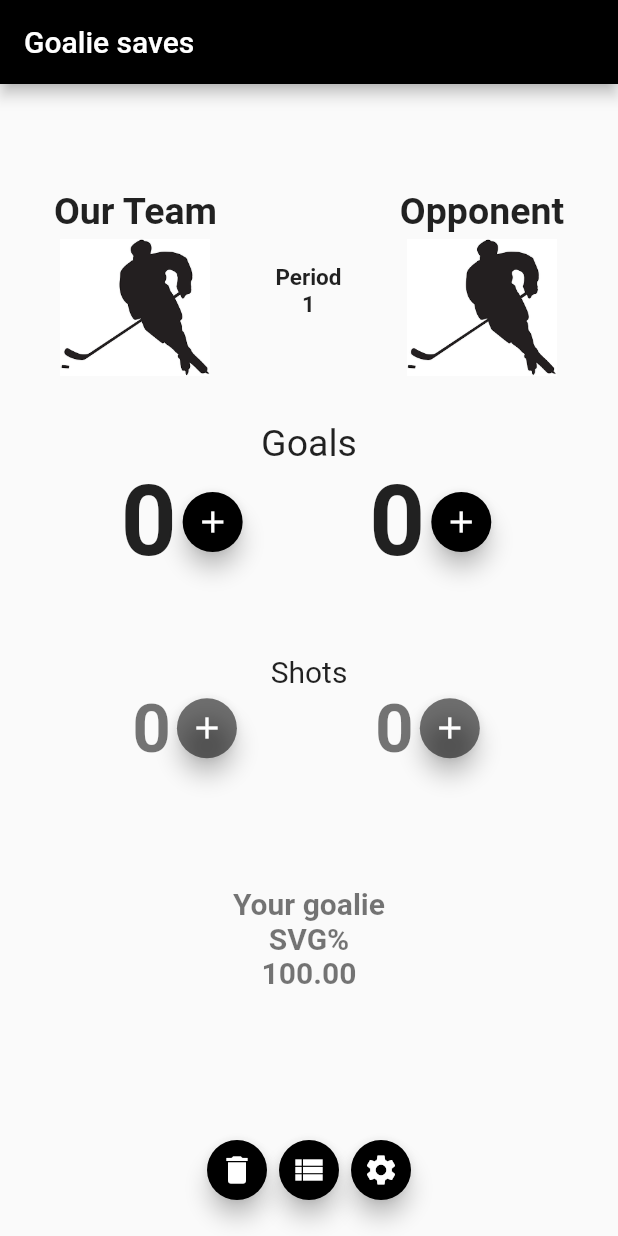
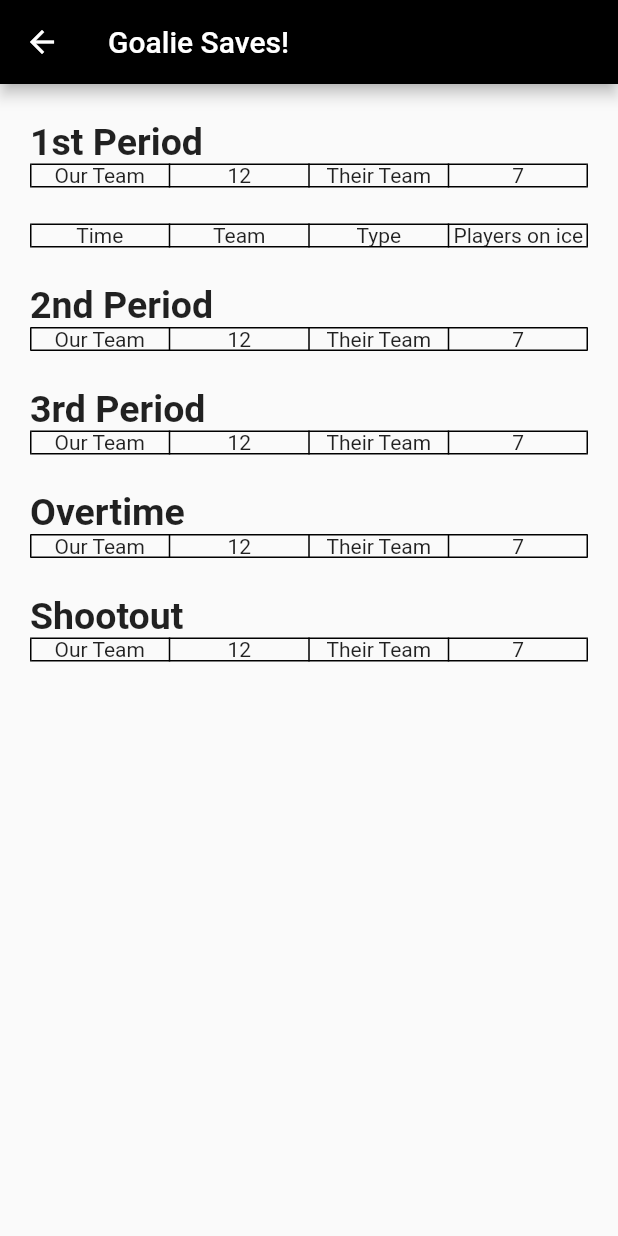
Before and after one commit to werntzp/goalie-saves, a Flutter app: the screen it shows after launch, after a tap on the "view list" icon, on a phone screen of 412 x 824 dp. Run offline on Flutter 3.47's test engine with Material 2 defaults, Android fonts, the phone set to English and light mode, and no system bars; our stand-ins replace flutter_time_picker_spinner, image_picker, shared_preferences.

Commit message:
Refactoring to track home and away

```diff
--- a/lib/game_screen.dart
+++ b/lib/game_screen.dart
@@ -5,11 +5,10 @@ import "package:shared_preferences/shared_preferences.dart";
 import "package:path_provider/path_provider.dart";
 import "dart:io";
 import "shared.dart";
+import "summary_screen.dart";
 
 class GameScreen extends StatefulWidget{
-  GameScreen({Key key, this.title}) : super(key: key);
-
-  final String title;
+  GameScreen({Key key}) : super(key: key);
 
   @override
   _GameScreenState createState() => _GameScreenState();
@@ -22,21 +21,25 @@ class _GameScreenState extends State<GameScreen> {
   static const int SHOTS = 1;
   static const int UP = 0;
   static const int DOWN = 1;
-  final String _logo = "images/opp_logo.png";
+  final String _defaultLogo = "images/opp_logo.png";
   enumPeriodType _period = enumPeriodType.one;
-  int _ourGoals = 0;
-  int _theirGoals = 0;
-  int _ourShots = 0;
-  int _theirShots = 0;
-  double _svg = 100.00;
-  String _displaySvg = "100.00";
-  String _ourTeamName = "";
-  String _theirTeamName = "Opponent";
+  int _homeGoals = 0;
+  int _awayGoals = 0;
+  int _homeShots = 0;
+  int _awayShots = 0;
+  double _homeSvg = 100.00;
+  double _awaySvg = 100.00;
+  String _homeDisplaySvg = "100.00";
+  String _awayDisplaySvg = "100.00";
+  String _homeTeamName = "Team 1";
+  String _awayTeamName = "Team 2";
   String _displayPeriod = "1";
   String _path = "";
   Directory _directory;
-  String _file = "logo.png";
-  File _imageFile;
+  String _homeLogoName = "home_logo.png";
+  String _awayLogoName = "away_logo.png";
+  File _homeLogoFile;
+  File _awayLogoFile;
   List<Goal> _goals = <Goal>[];
   bool _isSwitched = false;
 
@@ -61,50 +64,79 @@ class _GameScreenState extends State<GameScreen> {
   // clear out all the values
   void _reset() {
     setState(() {
-      _ourGoals = 0;
-      _theirGoals = 0;
-      _ourShots = 0;
-      _theirShots = 0;
-      _svg = 100.00;
-      _displaySvg = "100.00";
+      _homeGoals = 0;
+      _awayGoals = 0;
+      _homeShots = 0;
+      _awayShots = 0;
+      _homeSvg = 100.00;
+      _awaySvg = 100.00;
+      _homeDisplaySvg = "100.00";
+      _awayDisplaySvg = "100.00";
     }
     );
   }
 
-  // get a handle to the logo file
-  Future<File> get _logoFile async {
-    return File("$_path/$_file");
+  // get a handle to the home team's logo
+  Future<File> get _getHomeTeamlogoFile async {
+    return File("$_path/$_homeLogoName");
   }
 
-  // decide whether to fill the logo image with the default one,
-  // or a user selected image
-  Widget _teamLogo() {
-    if (_imageFile == null) {
-      return Image.asset("$_logo", width: 100, height: 100,);
+  // get a handle to the away team's logo
+  Future<File> get _getAwayTeamlogoFile async {
+    return File("$_path/$_awayLogoName");
+  }
+
+  // if no custom logo, use default one for home team
+  Widget _homeTeamLogo() {
+    if (_homeLogoFile == null) {
+      return Image.asset("$_defaultLogo", width: 100, height: 100,);
     } else {
       imageCache.clear();
-      return Image.file(_imageFile, width: 100, height: 100,);
+      return Image.file(_homeLogoFile, width: 100, height: 100,);
     }
   }
 
-  // load team name (otherwise just use a default string)
+  // if no custom logo, use default one for away team
+  Widget _awayTeamLogo() {
+    if (_homeLogoFile == null) {
+      return Image.asset("$_defaultLogo", width: 100, height: 100,);
+    } else {
+      imageCache.clear();
+      return Image.file(_awayLogoFile, width: 100, height: 100,);
+    }
+  }
+
+  // load any custom details
   void _load() async {
     SharedPreferences prefs = await SharedPreferences.getInstance();
     _directory = await getApplicationDocumentsDirectory();
     _path = _directory.path;
     String extra = "no";
 
-    if (await File("$_path/$_file").exists() == true) {
-      _imageFile = await _logoFile;
+    // home team logo
+    if (await File("$_path/$_homeLogoName").exists() == true) {
+      _homeLogoFile = await _getHomeTeamlogoFile;
     }
     else {
-      _imageFile = null;
+      _homeLogoFile = null;
     }
 
+    // away team logo
+    if (await File("$_path/$_homeLogoName").exists() == true) {
+      _awayLogoFile = await _getAwayTeamlogoFile;
+    }
+    else {
+      _awayLogoFile = null;
+    }
+
+    // are we asking for extra goal info (time and players on ice)?
     extra = (prefs.getString("extra") ?? "no");
 
     setState(() {
-      _ourTeamName = (prefs.getString("teamname") ?? "Our Team");
+      // custom team names (if set)
+      _homeTeamName = (prefs.getString("home_team_name") ?? "Team 1");
+      _awayTeamName = (prefs.getString("away_team_name") ?? "Team 2");
+      // if asking for extra info, set boolean flag
       if (extra == "yes") {
         _isSwitched = true;
       }
@@ -114,7 +146,7 @@ class _GameScreenState extends State<GameScreen> {
     });
   }
 
-  // move to the settings dialog page; upon return, if we have a name returned, update it
+  // move to the settings dialog page; upon return, if we made changes, need to update everything
   void _settings() async {
     final result = await Navigator.push(
       context,
@@ -128,7 +160,7 @@ class _GameScreenState extends State<GameScreen> {
   }
 
   // instead of just incrementing goal, bring up screen to get more details about it
-  void _addGoalExtra() async {
+  void _addHomeGoalExtra() async {
     SharedPreferences prefs = await SharedPreferences.getInstance();
     prefs.setString("period", _displayPeriod);
 
@@ -137,13 +169,44 @@ class _GameScreenState extends State<GameScreen> {
       MaterialPageRoute(builder: (context) => GoalsScreen()),
     );
     if (result != null) {
-      _goals.add(result);
+      setState(() {
+        _goals.add(result);
+        _homeGoals = restrictNumber(UP, _homeGoals);
+        if (_homeShots < _homeGoals) {
+          _homeShots = _homeGoals;
+        }
+      });
     }
   }
 
-  // export all the shots, goals, etc. to a CSV
-  void _gameSummary() {
-    // E_NOTIMPL
+  // instead of just incrementing goal, bring up screen to get more details about it
+  void _addAwayGoalExtra() async {
+    SharedPreferences prefs = await SharedPreferences.getInstance();
+    prefs.setString("period", _displayPeriod);
+
+    final result = await Navigator.push(
+      context,
+      MaterialPageRoute(builder: (context) => GoalsScreen()),
+    );
+    if (result != null) {
+      setState(() {
+        _goals.add(result);
+        _awayGoals = restrictNumber(UP, _awayGoals);
+        if (_awayShots < _awayGoals) {
+          _awayShots = _awayGoals;
+        }
+      });
+    }
+  }
+
+  // go to the game summary screen
+  void _gameSummary() async {
+
+    Navigator.push(
+      context,
+      MaterialPageRoute(builder: (context) => SummaryScreen()),
+    );
+
   }
 
   // cycle through values for the game period (1,2,3,OT, or SO)
@@ -175,44 +238,54 @@ class _GameScreenState extends State<GameScreen> {
 
   // as goals or shots change, update the goalie's save percentage
   void _updateSavePercentage() {
-    if (_theirShots < _theirGoals) {
-      _theirShots = _theirGoals;
-    }
-    _svg = ((_theirShots - _theirGoals) / _theirShots) * 100.00;
-    _displaySvg = _svg.toStringAsFixed(2);
+    _homeSvg = ((_awayShots - _awayGoals) / _awayShots) * 100.00;
+    _homeDisplaySvg = _homeSvg.toStringAsFixed(2);
+    _awaySvg = ((_homeShots - _homeGoals) / _homeShots) * 100.00;
+    _awayDisplaySvg = _awaySvg.toStringAsFixed(2);
+
   }
 
   // function to go up or down in goals and shots
-  void _incrementOurShots() {
-    _update(enumTeamType.ours, SHOTS, UP);
+  void _incrementHomeShots() {
+    _update(enumTeamType.home, SHOTS, UP);
   }
-  void _decrementOurShots() {
-    _update(enumTeamType.ours, SHOTS, DOWN);
+  void _decrementHomeShots() {
+    _update(enumTeamType.home, SHOTS, DOWN);
   }
-  void _incrementOurGoals() {
-    _update(enumTeamType.ours, GOALS, UP);
+  void _addHomeGoalSimple() {
+    _update(enumTeamType.home, GOALS, UP);
   }
-  void _decrementOurGoals() {
-    _update(enumTeamType.ours, GOALS, DOWN);
+  void _decrementHomeGoals() {
+    _update(enumTeamType.home, GOALS, DOWN);
   }
-  void _incrementTheirShots() {
-    _update(enumTeamType.theirs, SHOTS, UP);
+  void _incrementAwayShots() {
+    _update(enumTeamType.away, SHOTS, UP);
   }
-  void _decrementTheirShots() {
-    _update(enumTeamType.theirs, SHOTS, DOWN);
+  void _decrementAwayShots() {
+    _update(enumTeamType.away, SHOTS, DOWN);
   }
-  void _incrementTheirGoals() {
-    _update(enumTeamType.theirs, GOALS, UP);
+  void _addAwayGoalSimple() {
+    _update(enumTeamType.away, GOALS, UP);
   }
-  void _decrementTheirGoals() {
-    _update(enumTeamType.theirs, GOALS, DOWN);
+  void _decrementAwayGoals() {
+    _update(enumTeamType.away, GOALS, DOWN);
   }
 
-  Widget _goalsActionButton() {
+  // decide what happens when they want to add a goal (simple or get extra info)
+  Widget _homeGoalsActionButton() {
     if (_isSwitched) {
-      return FloatingActionButton(heroTag: "fab1", onPressed: _addGoalExtra, backgroundColor: Colors.black, tooltip: "Add Goal", mini: true, child: Icon(Icons.add));
+      return FloatingActionButton(heroTag: "fab1", onPressed: _addHomeGoalExtra, backgroundColor: Colors.black, tooltip: "Add Goal", mini: true, child: Icon(Icons.add));
     } else {
-      return FloatingActionButton(heroTag: "fab1", onPressed: _incrementOurGoals, backgroundColor: Colors.black, tooltip: "Add Goal", mini: true, child: Icon(Icons.add));
+      return FloatingActionButton(heroTag: "fab1", onPressed: _addHomeGoalSimple, backgroundColor: Colors.black, tooltip: "Add Goal", mini: true, child: Icon(Icons.add));
+    }
+  }
+
+  // decide what happens when they want to add a goal (simple or get extra info)
+  Widget _awayGoalsActionButton() {
+    if (_isSwitched) {
+      return FloatingActionButton(heroTag: "fab2", onPressed: _addAwayGoalExtra, backgroundColor: Colors.black, tooltip: "Add Goal", mini: true, child: Icon(Icons.add));
+    } else {
+      return FloatingActionButton(heroTag: "fab2", onPressed: _addAwayGoalSimple, backgroundColor: Colors.black, tooltip: "Add Goal", mini: true, child: Icon(Icons.add));
     }
   }
 
@@ -220,24 +293,24 @@ class _GameScreenState extends State<GameScreen> {
   void _update(who, what, direction) {
     setState(() {
 
-      if ((who == enumTeamType.ours) & (what == SHOTS)) {
-        _ourShots = restrictNumber(direction, _ourShots);
+      if ((who == enumTeamType.home) & (what == SHOTS)) {
+        _homeShots = restrictNumber(direction, _homeShots);
       }
-      else if ((who == enumTeamType.ours) & (what == GOALS)) {
-        _ourGoals = restrictNumber(direction, _ourGoals);
-        if (_ourShots < _ourGoals) {
-          _ourShots = _ourGoals;
+      else if ((who == enumTeamType.home) & (what == GOALS)) {
+        _homeGoals = restrictNumber(direction, _homeGoals);
+        if (_homeShots < _homeGoals) {
+          _homeShots = _homeGoals;
         }
         // add or remove goal from the list
         if (direction == UP) {
-          Goal g = new Goal(null, enumTeamType.ours, null, _period, null);
+          Goal g = new Goal(null, enumTeamType.home, null, _period, null);
           _goals.add(g);
         }
         else {
           // start at end of list and remove last goal that is ours
           Iterable rev = _goals.reversed;
           for (Goal g in rev) {
-            if (g.team == enumTeamType.ours) {
+            if (g.team == enumTeamType.home) {
               _goals.remove(g);
               break;
             }
@@ -245,22 +318,21 @@ class _GameScreenState extends State<GameScreen> {
         }
 
       }
-      else if ((who == enumTeamType.theirs) & (what == SHOTS)) {
-        _theirShots = restrictNumber(direction, _theirShots);
-        _updateSavePercentage();
+      else if ((who == enumTeamType.away) & (what == SHOTS)) {
+        _awayShots = restrictNumber(direction, _awayShots);
       }
       else {
-        _theirGoals = restrictNumber(direction, _theirGoals);
-        if (_theirShots < _theirGoals) {
-          _theirShots = _theirGoals;
+        _awayGoals = restrictNumber(direction, _awayGoals);
+        if (_awayShots < _awayGoals) {
+          _awayShots = _awayGoals;
         }
+        // add a new goal to the list
+        Goal g = new Goal(null, enumTeamType.away, null, _period, null);
+        _goals.add(g);
+      }
 
-        // add a new goal to the list
-        Goal g = new Goal(null, enumTeamType.theirs, null, _period, null);
-        _goals.add(g);
-
-        _updateSavePercentage();
-      }
+      // always update the save percentage for both teams
+      _updateSavePercentage();
 
     });
   }
@@ -273,16 +345,30 @@ class _GameScreenState extends State<GameScreen> {
   }
 
   // main build function
-  Widget build(BuildContext context) {
+  Widget build(BuildContext xcontext) {
     return new Scaffold(
       appBar: new AppBar(
-        title: new Text("Goalie saves"),
+        title: new Text(APP_TITLE),
         backgroundColor: Colors.black,
       ),
       body: Center(
         child: Column(
           children: <Widget>[
-            Padding(padding: const EdgeInsets.all(35.0),),
+            Padding(padding: const EdgeInsets.all(15.0),),
+            IntrinsicHeight(
+              child: Row(
+                mainAxisAlignment: MainAxisAlignment.spaceEvenly,
+                children: <Widget>[
+                Container(
+                  child: Text("Home", style: TextStyle(decoration: TextDecoration.underline, fontWeight: FontWeight.bold, fontSize: 25),),
+                ),
+                Container(
+                  child: Text("Away", style: TextStyle(decoration: TextDecoration.underline, fontWeight: FontWeight.bold, fontSize: 25),),
+                ),
+                ],
+              ),
+            ),
+            Padding(padding: const EdgeInsets.all(10.0),),
             Expanded(
               child: Row(
                 mainAxisAlignment: MainAxisAlignment.spaceEvenly,
@@ -290,10 +376,10 @@ class _GameScreenState extends State<GameScreen> {
                   Container(
                       child: Column(
                         children: <Widget>[
-                          Text("$_ourTeamName", style: TextStyle(fontWeight: FontWeight.bold, fontSize: 25),),
+                          Text("$_homeTeamName", style: TextStyle(fontWeight: FontWeight.bold, fontSize: 25),),
                           FittedBox(
                             fit: BoxFit.fill,
-                            child: _teamLogo(),
+                            child: _homeTeamLogo(),
                           ),
                         ],
                       ),
@@ -314,10 +400,10 @@ class _GameScreenState extends State<GameScreen> {
                   Container(
                       child: Column(
                         children: <Widget>[
-                          Text("$_theirTeamName", style: TextStyle(fontWeight: FontWeight.bold, fontSize: 25),),
+                          Text("$_awayTeamName", style: TextStyle(fontWeight: FontWeight.bold, fontSize: 25),),
                           FittedBox(
                             fit: BoxFit.fill,
-                            child: Image.asset("$_logo", width: 100, height: 100,),
+                            child: _awayTeamLogo(),
                           ),
                         ],
                       ),
@@ -344,20 +430,20 @@ class _GameScreenState extends State<GameScreen> {
                       Container(
                             child: Row(children: <Widget>[
                               GestureDetector(
-                                onLongPress: _decrementOurGoals,
-                                child: Text("$_ourGoals", style: TextStyle(fontWeight: FontWeight.bold, fontSize: 65),),
+                                onLongPress: _decrementHomeGoals,
+                                child: Text("$_homeGoals", style: TextStyle(fontWeight: FontWeight.bold, fontSize: 65),),
                               ),
-                              _goalsActionButton(),
+                              _homeGoalsActionButton(),
                             ],
                           ),
                         ),
                         Container(
                             child: Row(children: <Widget>[
                               GestureDetector(
-                                onLongPress: _decrementTheirGoals,
-                                child: Text("$_theirGoals", style: TextStyle(fontWeight: FontWeight.bold, fontSize: 65),),
+                                onLongPress: _decrementAwayGoals,
+                                child: Text("$_awayGoals", style: TextStyle(fontWeight: FontWeight.bold, fontSize: 65),),
                               ),
-                              FloatingActionButton(heroTag: "fab2", onPressed: _incrementTheirGoals, backgroundColor: Colors.black, tooltip: "Add Goal", mini: true, child: Icon(Icons.add))
+                              _awayGoalsActionButton(),
                             ],
                           ),
                         ),
@@ -385,20 +471,20 @@ class _GameScreenState extends State<GameScreen> {
                       Container(
                         child: Row(children: <Widget>[
                           GestureDetector(
-                            onLongPress: _decrementOurShots,
-                            child: Text("$_ourShots", style: TextStyle(fontWeight: FontWeight.bold, fontSize: 45, color: Colors.black54),),
+                            onLongPress: _decrementHomeShots,
+                            child: Text("$_homeShots", style: TextStyle(fontWeight: FontWeight.bold, fontSize: 45, color: Colors.black54),),
                           ),
-                          FloatingActionButton(heroTag: "fab3", onPressed: _incrementOurShots, backgroundColor: Colors.black54, tooltip: "Add Shot", mini: true, child: Icon(Icons.add)),
+                          FloatingActionButton(heroTag: "fab3", onPressed: _incrementHomeShots, backgroundColor: Colors.black54, tooltip: "Add Shot", mini: true, child: Icon(Icons.add)),
                           ],
                         ),
                       ),
                       Container(
                         child: Row(children: <Widget>[
                           GestureDetector(
-                            onLongPress: _decrementTheirShots,
-                            child: Text("$_theirShots", style: TextStyle(fontWeight: FontWeight.bold, fontSize: 45, color: Colors.black54),),
+                            onLongPress: _decrementAwayShots,
+                            child: Text("$_awayShots", style: TextStyle(fontWeight: FontWeight.bold, fontSize: 45, color: Colors.black54),),
                           ),
-                          FloatingActionButton(heroTag: "fab4", onPressed: _incrementTheirShots, backgroundColor: Colors.black54, tooltip: "Add Shot", mini: true, child: Icon(Icons.add)),
+                          FloatingActionButton(heroTag: "fab4", onPressed: _incrementAwayShots, backgroundColor: Colors.black54, tooltip: "Add Shot", mini: true, child: Icon(Icons.add)),
                           ],
                         ),
                       ),
@@ -413,21 +499,26 @@ class _GameScreenState extends State<GameScreen> {
                   Row(
                     mainAxisAlignment: MainAxisAlignment.spaceEvenly,
                     children: <Widget>[
-                      Center(
-                        child: Column(
+                       Column(
                           children: <Widget>[
-                          Text("Your goalie", style: TextStyle(fontWeight: FontWeight.bold, fontSize: 20, color: Colors.black54),),
+                          Text("Goalie", style: TextStyle(fontWeight: FontWeight.bold, fontSize: 20, color: Colors.black54),),
                           Text("SVG%", style: TextStyle(fontWeight: FontWeight.bold, fontSize: 20, color: Colors.black54),),
-                          Text("$_displaySvg", style: TextStyle(fontWeight: FontWeight.bold, fontSize: 20, color: Colors.black54),),
+                          Text("$_homeDisplaySvg", style: TextStyle(fontWeight: FontWeight.bold, fontSize: 20, color: Colors.black54),),
                           ],
                         ),
-                      ),
+                       Column(
+                          children: <Widget>[
+                          Text("Goalie", style: TextStyle(fontWeight: FontWeight.bold, fontSize: 20, color: Colors.black54),),
+                          Text("SVG%", style: TextStyle(fontWeight: FontWeight.bold, fontSize: 20, color: Colors.black54),),
+                          Text("$_awayDisplaySvg", style: TextStyle(fontWeight: FontWeight.bold, fontSize: 20, color: Colors.black54),),
+                          ],
+                        ),
                     ],
                   ),
                 ],
               ),
             ),
-            Padding(padding: const EdgeInsets.all(5.0),),
+            Padding(padding: const EdgeInsets.all(3.0),),
             Row(
               mainAxisAlignment: MainAxisAlignment.center,
               children: <Widget>[
--- a/lib/goals_screen.dart
+++ b/lib/goals_screen.dart
@@ -74,7 +74,7 @@ class _GoalsScreenState extends State<GoalsScreen> {
     }
 
     // create a goal object to pass back
-    Goal g = new Goal(_goalType, enumTeamType.ours, _time, p, _players);
+    Goal g = new Goal(_goalType, enumTeamType.home, _time, p, _players);
     Navigator.pop(context, g);
 
   }
--- a/lib/main.dart
+++ b/lib/main.dart
@@ -1,17 +1,16 @@
 import "package:flutter/material.dart";
 import "game_screen.dart";
+import "shared.dart";
 
 void main() => runApp(StatsApp());
 
 class StatsApp extends StatelessWidget {
 
-  final String _title = "Goalie saves!";
-
   @override
   Widget build(BuildContext context) {
     return MaterialApp(
-      title: _title,
-      home: new GameScreen(title: _title),
+      title: APP_TITLE,
+      home: new GameScreen(),
     );
   }
 }
--- a/lib/shared.dart
+++ b/lib/shared.dart
@@ -1,6 +1,7 @@
-import 'package:flutter/material.dart';
 
-enum enumTeamType { ours, theirs }
+const APP_TITLE = "Goalie Saves!";
+
+enum enumTeamType { home, away }
 enum enumGoalType { es, pp, en, sh, ps }
 enum enumPeriodType { one, two, three, ot, so }
 
--- /dev/null
+++ b/lib/summary_screen.dart
@@ -0,0 +1,113 @@
+import "package:flutter/material.dart";
+import "shared.dart";
+
+class SummaryScreen extends StatelessWidget{
+  SummaryScreen({Key key}) : super(key: key);
+
+  @override
+    Widget build(BuildContext xcontext) {
+    return new Scaffold(
+      appBar: new AppBar(
+        title: new Text(APP_TITLE),
+        backgroundColor: Colors.black,
+      ),
+      body: SingleChildScrollView(
+        child: Container(
+          margin: const EdgeInsets.only(left: 20.0, right: 20.0),
+          child: Column(
+            crossAxisAlignment: CrossAxisAlignment.start,
+            children: <Widget>[
+              Padding(padding: const EdgeInsets.all(12.0),),
+              Text("1st Period", style: TextStyle(fontWeight: FontWeight.bold, fontSize: 25),),
+              Table(
+                border: TableBorder.all(),
+                children: [
+                  TableRow(
+                    children: [
+                      Column(children: <Widget>[Text("Our Team")],),
+                      Column(children: <Widget>[Text("12")],),
+                      Column(children: <Widget>[Text("Their Team")],),
+                      Column(children: <Widget>[Text("7")],),
+                    ]
+                  ),
+                ],
+              ),
+              Padding(padding: const EdgeInsets.all(12.0),),
+              Table(
+                border: TableBorder.all(),
+                children: [
+                  TableRow(
+                    children: [
+                      Column(children: <Widget>[Text("Time")],),
+                      Column(children: <Widget>[Text("Team")],),
+                      Column(children: <Widget>[Text("Type")],),
+                      Column(children: <Widget>[Text("Players on ice")],),
+                    ]
+                  ),
+                ],
+              ),
+              Padding(padding: const EdgeInsets.all(12.0),),
+              Text("2nd Period", style: TextStyle(fontWeight: FontWeight.bold, fontSize: 25),),
+              Table(
+                border: TableBorder.all(),
+                children: [
+                  TableRow(
+                    children: [
+                      Column(children: <Widget>[Text("Our Team")],),
+                      Column(children: <Widget>[Text("12")],),
+                      Column(children: <Widget>[Text("Their Team")],),
+                      Column(children: <Widget>[Text("7")],),
+                    ]
+                  ),
+                ],
+              ),
+              Padding(padding: const EdgeInsets.all(12.0),),
+              Text("3rd Period", style: TextStyle(fontWeight: FontWeight.bold, fontSize: 25),),
+              Table(
+                border: TableBorder.all(),
+                children: [
+                  TableRow(
+                    children: [
+                      Column(children: <Widget>[Text("Our Team")],),
+                      Column(children: <Widget>[Text("12")],),
+                      Column(children: <Widget>[Text("Their Team")],),
+                      Column(children: <Widget>[Text("7")],),
+                    ]
+                  ),
+                ],
+              ),              Padding(padding: const EdgeInsets.all(12.0),),
+              Text("Overtime", style: TextStyle(fontWeight: FontWeight.bold, fontSize: 25),),
+              Table(
+                border: TableBorder.all(),
+                children: [
+                  TableRow(
+                    children: [
+                      Column(children: <Widget>[Text("Our Team")],),
+                      Column(children: <Widget>[Text("12")],),
+                      Column(children: <Widget>[Text("Their Team")],),
+                      Column(children: <Widget>[Text("7")],),
+                    ]
+                  ),
+                ],
+              ),              Padding(padding: const EdgeInsets.all(12.0),),
+              Text("Shootout", style: TextStyle(fontWeight: FontWeight.bold, fontSize: 25),),
+              Table(
+                border: TableBorder.all(),
+                children: [
+                  TableRow(
+                    children: [
+                      Column(children: <Widget>[Text("Our Team")],),
+                      Column(children: <Widget>[Text("12")],),
+                      Column(children: <Widget>[Text("Their Team")],),
+                      Column(children: <Widget>[Text("7")],),
+                    ]
+                  ),
+                ],
+              ),
+            ],
+          )
+        )
+      )
+    );
+    }
+}
```
Also changed, not shown: lib/settings_screen.dart (line endings or trailing spaces).
